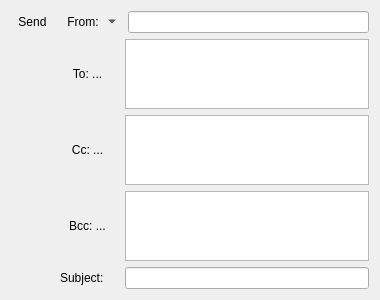
First picture: the form in Mail/mailfieldswidget.ui, repository InvictusInnovations/keyhotee, before the edit.
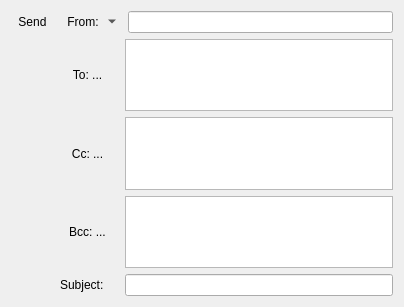
Second picture: the form after the edit. Icons and pictures are not drawn. Custom widgets are drawn as their Qt base class.

Patch:
```diff
--- a/Mail/mailfieldswidget.ui
+++ b/Mail/mailfieldswidget.ui
@@ -6,8 +6,8 @@
    <rect>
     <x>0</x>
     <y>0</y>
-    <width>380</width>
-    <height>154</height>
+    <width>404</width>
+    <height>307</height>
    </rect>
   </property>
   <property name="sizePolicy">
```
Left out of the diff: 51 changed lines with no effect on the pictures.
